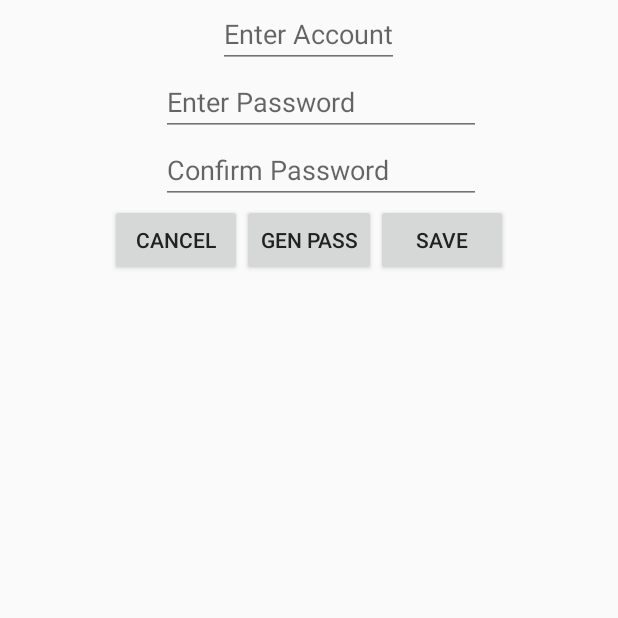
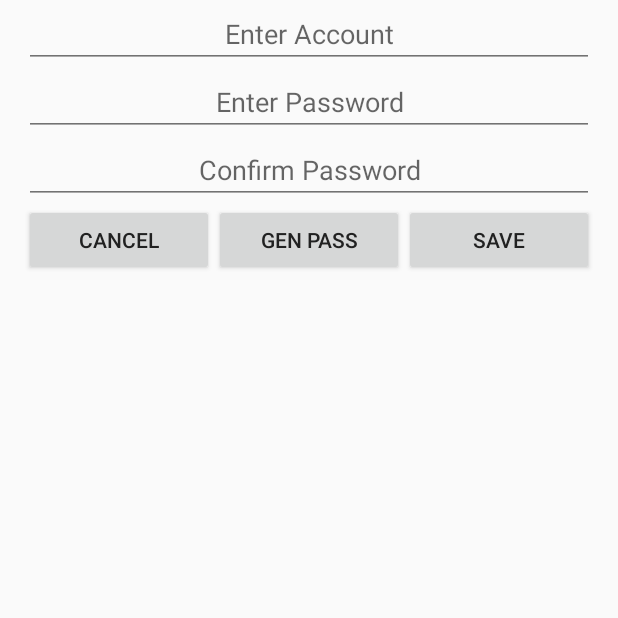
Before and after one commit to marcosbmariano/PasswordLocker, an Android app: the fragment NewAccountFragment placed in its activity, on a phone screen of 412 x 824 dp, the top half of it. Run offline under Robolectric (Android 15) with nearby library versions, the phone set to English and light mode, and no system bars.

```diff
--- a/app/src/main/java/com/example/mark/passwordlocker/MyApplication.java
+++ b/app/src/main/java/com/example/mark/passwordlocker/MyApplication.java
@@ -17,6 +17,7 @@ public class MyApplication extends Application {
         super.onCreate();
         setupSingletons();
         setupDatabase();
+
     }
 
     private void setupSingletons(){
@@ -32,4 +33,5 @@ public class MyApplication extends Application {
         mDataHelper.addModel(AccountRecord.class);
         mDataHelper.createDatabase();
     }
+
 }
--- a/app/src/main/java/com/example/mark/passwordlocker/activities/PLMainActivity.java
+++ b/app/src/main/java/com/example/mark/passwordlocker/activities/PLMainActivity.java
@@ -4,10 +4,13 @@ package com.example.mark.passwordlocker.activities;
 
 
 
+import android.content.Context;
 import android.content.Intent;
 import android.support.v4.app.Fragment;
 import android.os.Bundle;
 import android.support.v7.app.AppCompatActivity;
+import android.view.inputmethod.InputMethodManager;
+
 import com.example.mark.passwordlocker.R;
 import com.example.mark.passwordlocker.fragments.NewUserPassFrag;
 import com.example.mark.passwordlocker.fragments.AppPassEnterFrag;
@@ -65,6 +68,11 @@ public class PLMainActivity extends AppCompatActivity implements
         }
     }
 
+    private void hideKeyBoard(){
+        ((InputMethodManager)getSystemService(Context.INPUT_METHOD_SERVICE))
+                .hideSoftInputFromWindow(getCurrentFocus().getWindowToken(), 0);
+    }
+
     private AppPassEnterFrag getAppPassEnterFrag(){
         if ( null == mAppPassEnterFrag){
             mAppPassEnterFrag = new AppPassEnterFrag();
--- a/app/src/main/java/com/example/mark/passwordlocker/fragments/AppPassEnterFrag.java
+++ b/app/src/main/java/com/example/mark/passwordlocker/fragments/AppPassEnterFrag.java
@@ -71,11 +71,18 @@ public class AppPassEnterFrag extends BaseFragment implements View.OnClickListen
 
     private void checkPassword(){
         if ( isPasswordValid() ){
+            hideKeyBoard();
             mActivity.updateFromPasswordCheck();
         }else{
             Toast.makeText(getActivity(), "Password Not Valid!" , Toast.LENGTH_LONG).show();
             ifHasHintShowBtn();
         }
+    }
+
+
+    private void hideKeyBoard(){
+        ((InputMethodManager)getActivity().getSystemService(Context.INPUT_METHOD_SERVICE))
+                .hideSoftInputFromWindow(getActivity().getCurrentFocus().getWindowToken(), 0);
     }
 
     private boolean isPasswordValid(){
--- a/app/src/main/java/com/example/mark/passwordlocker/fragments/NewAccountFragment.java
+++ b/app/src/main/java/com/example/mark/passwordlocker/fragments/NewAccountFragment.java
@@ -22,9 +22,8 @@ import com.example.mark.passwordmanager.generator.PasswordGenerator;
 
 /**
  * Created by mark on 1/14/15.
+ *
  */
-
-
 
 public class NewAccountFragment extends Fragment
         implements View.OnClickListener, PasswordGenerator.PasswordGeneratorListener{
@@ -39,7 +38,7 @@ public class NewAccountFragment extends Fragment
 
         View view = inflater.inflate(R.layout.new_pass_account, container, false);
         setupWidgets(view);
-        setupFragment();
+        setupPasswordHandlerFragment();
         mApplicationState = ApplicationState.getInstance();
 
         return view;
@@ -58,7 +57,7 @@ public class NewAccountFragment extends Fragment
         v.findViewById(R.id.btn_new_pass_acc_generate).setOnClickListener(this);
     }
 
-    private void setupFragment(){
+    private void setupPasswordHandlerFragment(){
         mPassCreationFrag = new PassCreationFrag();
         getChildFragmentManager().beginTransaction()
                 .add(R.id.new_account_container, mPassCreationFrag, "")
--- a/app/src/main/java/com/example/mark/passwordlocker/fragments/PassCreationFrag.java
+++ b/app/src/main/java/com/example/mark/passwordlocker/fragments/PassCreationFrag.java
@@ -3,14 +3,18 @@ package com.example.mark.passwordlocker.fragments;
 
 
 import android.graphics.Color;
+import android.graphics.drawable.Drawable;
 import android.os.Bundle;
 import android.support.annotation.Nullable;
 import android.text.Editable;
+import android.text.SpannableString;
 import android.text.TextWatcher;
+import android.text.style.ImageSpan;
 import android.view.LayoutInflater;
 import android.view.View;
 import android.view.ViewGroup;
 import android.widget.EditText;
+import android.widget.ImageSwitcher;
 import android.widget.ImageView;
 import android.widget.TextView;
 import com.example.mark.passwordlocker.R;
@@ -49,7 +53,6 @@ public class PassCreationFrag extends BaseFragment implements PasswordMeter.Pass
                              @Nullable Bundle savedInstanceState) {
 
         View v = inflater.inflate(R.layout.app_pass_creation_frag, container, false);
-
         setupWidgets(v);
 
         return v;
@@ -63,10 +66,10 @@ public class PassCreationFrag extends BaseFragment implements PasswordMeter.Pass
         mEdTPassConfirmation.addTextChangedListener(new ConfirmationChecker());
 
         mTVStrengthLabel = (TextView)v.findViewById(R.id.tv_pass_creat_strength);
-        mTVStrengthLabel.setVisibility(View.INVISIBLE);
+        mTVStrengthLabel.setVisibility(View.GONE);
 
         mImgVPassCheck = (ImageView)v.findViewById(R.id.iv_app_pass_crea_check);
-        mImgVPassCheck.setVisibility(View.INVISIBLE);
+        mImgVPassCheck.setVisibility(View.GONE);
 
         setupHint(v);
 
@@ -125,6 +128,12 @@ public class PassCreationFrag extends BaseFragment implements PasswordMeter.Pass
             mPasswordValid = false;
         }
 
+    }
+
+    private void setPasswordConfirmation(){
+        Drawable drawable = getResources().getDrawable(R.drawable.ic_check);
+        ImageSpan imageSpan = new ImageSpan(drawable);
+        SpannableString spString = new SpannableString(" ");
     }
 
     public boolean isPasswordConfirmationValid(){
--- a/app/src/main/java/com/example/mark/passwordlocker/helpers/ApplicationState.java
+++ b/app/src/main/java/com/example/mark/passwordlocker/helpers/ApplicationState.java
@@ -54,6 +54,10 @@ public class ApplicationState implements ApplicationPreferences.PreferencesSecon
 
     private void setCounterToLockApplication(){
         if ( getSecondsToLockApp() >= 30 ){
+
+            if ( null != mCounter){
+                mCounter.deactivateCounter();
+            }
             mCounter = new Counter(this, getSecondsToLockApp());
             mCounter.startCounter();
         }
--- a/app/src/main/java/com/example/mark/passwordlocker/helpers/Counter.java
+++ b/app/src/main/java/com/example/mark/passwordlocker/helpers/Counter.java
@@ -9,7 +9,7 @@ import java.util.concurrent.TimeUnit;
  * Created by mark on 7/17/15.
  */
 public class Counter { //TODO Runnable or AsyncTask?
-    private final CounterCallBack mObserver;
+    private CounterCallBack mObserver;
     private String mTag;
     private final int mSeconds;
 
@@ -29,8 +29,10 @@ public class Counter { //TODO Runnable or AsyncTask?
             public void run() {
                 try{
                     TimeUnit.SECONDS.sleep(mSeconds);
-                    mObserver.calledByCounter(Counter.this);
-                    Log.e("Counter", "lcalledByCoynter " + mSeconds);
+                    if( null != mObserver){
+                        mObserver.calledByCounter(Counter.this);
+                        Log.e("Counter", "calledByCounter " + mSeconds);
+                    }
 
                 } catch (InterruptedException e) {
                     e.printStackTrace();
@@ -54,6 +56,10 @@ public class Counter { //TODO Runnable or AsyncTask?
         return mTag;
     }
 
+    public void deactivateCounter(){
+        mObserver = null;
+    }
+
     public interface CounterCallBack{
         void calledByCounter(Counter counter);
     }
--- a/app/src/main/res/layout/app_pass_creation_frag.xml
+++ b/app/src/main/res/layout/app_pass_creation_frag.xml
@@ -1,20 +1,24 @@
 <?xml version="1.0" encoding="utf-8"?>
 <RelativeLayout xmlns:android="http://schemas.android.com/apk/res/android"
-    android:orientation="vertical" android:layout_width="match_parent"
-    android:layout_height="wrap_content">
+    android:orientation="vertical"
+    android:layout_width="match_parent"
+    android:layout_height="match_parent"
+    >
 
     <EditText
-        android:layout_width="wrap_content"
+        android:layout_width="match_parent"
         android:layout_height="wrap_content"
         android:inputType="textPassword"
         android:ems="10"
         android:id="@+id/eT_app_pass_crea_pass"
         android:hint="@string/enter_password_hint"
+        android:gravity="center"
         android:layout_alignParentTop="true"
-        android:layout_centerHorizontal="true" />
+        android:layout_alignParentLeft="true"
+        android:layout_alignParentStart="true" />
 
     <EditText
-        android:layout_width="wrap_content"
+        android:layout_width="match_parent"
         android:layout_height="wrap_content"
         android:inputType="textPassword"
         android:ems="10"
@@ -22,16 +26,18 @@
         android:hint="@string/confirm_password_hint"
         android:layout_below="@+id/eT_app_pass_crea_pass"
         android:layout_alignLeft="@+id/eT_app_pass_crea_pass"
-        android:layout_alignStart="@+id/eT_app_pass_crea_pass" />
+        android:layout_alignStart="@+id/eT_app_pass_crea_pass"
+        android:gravity="center"/>
 
     <EditText
-        android:layout_width="wrap_content"
+        android:layout_width="match_parent"
         android:layout_height="wrap_content"
         android:inputType="textMultiLine"
         android:ems="10"
         android:id="@+id/eT_app_pass_crea_hint"
         android:hint="@string/hint_hint"
         android:layout_centerVertical="true"
+        android:gravity="center"
         android:layout_below="@+id/eT_app_pass_crea_confirm"
         android:layout_alignLeft="@+id/eT_app_pass_crea_confirm"
         android:layout_alignStart="@+id/eT_app_pass_crea_confirm" />
@@ -50,9 +56,9 @@
         android:layout_height="wrap_content"
         android:text="@string/label_new_account"
         android:id="@+id/tv_pass_creat_strength"
-        android:layout_above="@+id/iv_app_pass_crea_check"
+        android:textColor="@color/red"
+        android:layout_alignBaseline="@+id/eT_app_pass_crea_pass"
+        android:layout_alignBottom="@+id/eT_app_pass_crea_pass"
         android:layout_toRightOf="@+id/eT_app_pass_crea_pass"
-        android:layout_toEndOf="@+id/eT_app_pass_crea_pass"
-        android:textColor="@color/red"
-        />
+        android:layout_toEndOf="@+id/eT_app_pass_crea_pass" />
 </RelativeLayout>
--- a/app/src/main/res/layout/new_pass_account.xml
+++ b/app/src/main/res/layout/new_pass_account.xml
@@ -2,56 +2,70 @@
 <RelativeLayout xmlns:android="http://schemas.android.com/apk/res/android"
     android:layout_width="wrap_content"
     android:layout_height="wrap_content"
-    android:orientation="vertical">
+    android:orientation="vertical"
+    android:gravity="center"
+    >
 
     <LinearLayout
         android:id="@+id/tomarnocu"
         android:layout_width="match_parent"
         android:layout_height="wrap_content"
         android:orientation="horizontal"
-        android:gravity="center">
+        android:gravity="center"
+        android:paddingLeft="16dp"
+        android:paddingRight="16dp"
+        >
 
         <EditText
             android:id="@+id/et_new_account_account"
-            android:layout_width="wrap_content"
+            android:layout_width="match_parent"
             android:layout_height="wrap_content"
-            android:layout_gravity="center"
+            android:ems="10"
             android:hint="@string/hint_enter_account"
-            android:singleLine="true" />
+            android:singleLine="true"
+            android:gravity="center" />
 
     </LinearLayout>
 
-    <FrameLayout
+    <LinearLayout
         android:id="@+id/new_account_container"
         android:layout_width="match_parent"
         android:layout_height="wrap_content"
         android:layout_below="@+id/tomarnocu"
         android:layout_centerHorizontal="true"
-        android:paddingLeft="16dp" />
+        android:gravity="center"
+        android:orientation="horizontal"
+        android:paddingLeft="16dp"
+        android:paddingRight="16dp"/>
 
     <LinearLayout
         android:layout_width="match_parent"
         android:layout_height="wrap_content"
         android:layout_below="@+id/new_account_container"
         android:orientation="horizontal"
+        android:paddingLeft="16dp"
+        android:paddingRight="16dp"
         android:gravity="center_horizontal">
 
         <Button
             android:id="@+id/btn_new_pass_cancel"
-            android:layout_width="wrap_content"
+            android:layout_width="match_parent"
             android:layout_height="wrap_content"
+            android:layout_weight="1"
             android:text="cancel" />
 
         <Button
             android:id="@+id/btn_new_pass_acc_generate"
-            android:layout_width="wrap_content"
+            android:layout_width="match_parent"
             android:layout_height="wrap_content"
+            android:layout_weight="1"
             android:text="gen pass" />
 
         <Button
             android:id="@+id/btn_new_pass_acc_save"
-            android:layout_width="wrap_content"
+            android:layout_width="match_parent"
             android:layout_height="wrap_content"
+            android:layout_weight="1"
             android:text="Save" />
 
     </LinearLayout>
--- a/app/src/main/res/values/colors.xml
+++ b/app/src/main/res/values/colors.xml
@@ -15,4 +15,5 @@
     <color name="divider">#B6B6B6</color>
 
 
+
 </resources>
--- a/app/src/main/res/values/strings.xml
+++ b/app/src/main/res/values/strings.xml
@@ -25,7 +25,7 @@
     <string name="strong">StrongS</string>
     <string name="add_acount">Add Account</string>
     <string name="hint_enter_account">Enter Account</string>
-    <string name="label_new_account">New Account</string>
+    <string name="label_new_account">Password strength</string>
     <string name="cancel">Cancel</string>
     <string name="title_activity_settings">Settings</string>
     <string name="shortcut_notification">Shortcut Notification</string>
```
